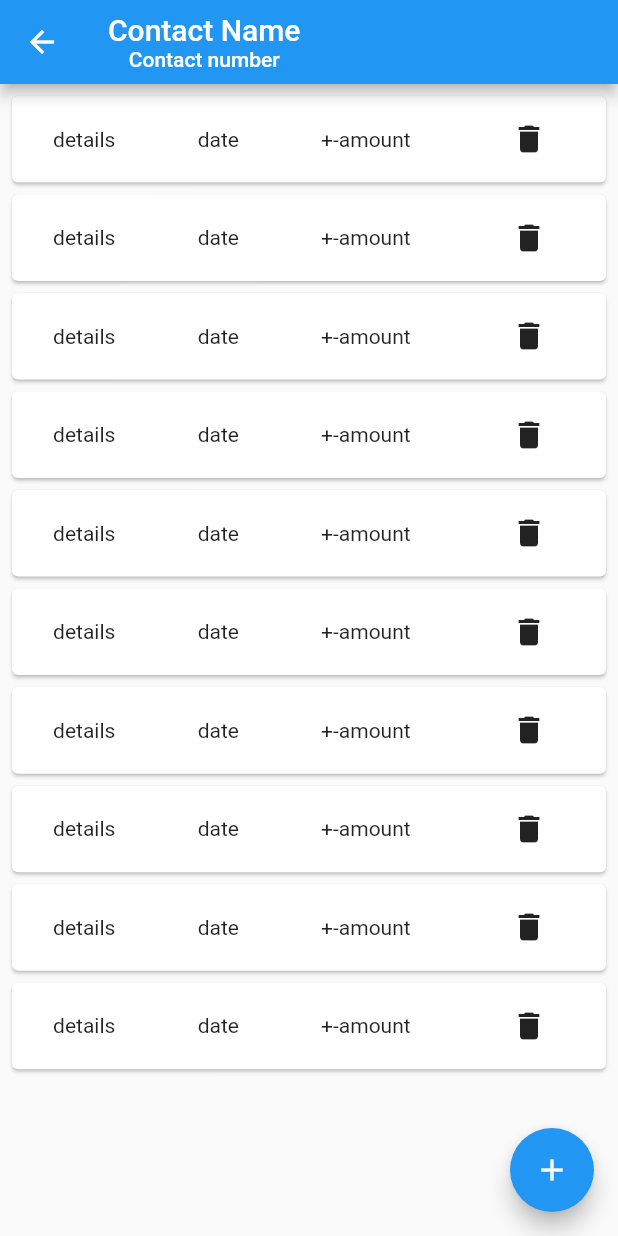
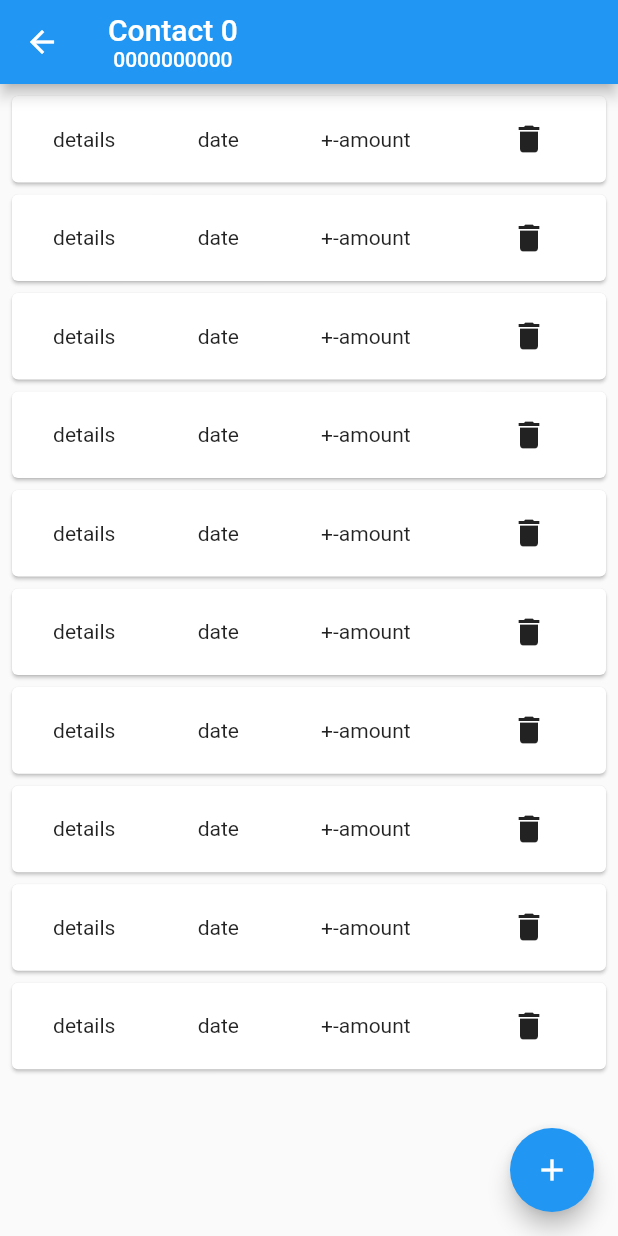
Before and after one commit to v-pat/lend_logs, a Flutter app: the screen it shows after launch, after a tap on an icon or button, on a phone screen of 412 x 824 dp. Run offline on Flutter 3.47's test engine with Material 2 defaults, Android fonts, the phone set to English and light mode, and no system bars.

```diff
--- a/lib/homePage.dart
+++ b/lib/homePage.dart
@@ -27,7 +27,7 @@ class _HomePageState extends State<HomePage> {
                     subtitle: Text(index.toString()+"000000000"),
                     trailing: Text("amount"),
                     onTap: () => {
-                      Navigator.of(context).push(new MaterialPageRoute(builder: (context) => new TransactionsPage())),
+                      Navigator.of(context).push(new MaterialPageRoute(builder: (context) => new TransactionsPage("Contact "+index.toString(),index.toString()+"000000000"))),
                     },
                   );
                 }
@@ -36,7 +36,15 @@ class _HomePageState extends State<HomePage> {
           ]
         )
       ,),
+      floatingActionButton: FloatingActionButton(
+        child: Icon(
+          Icons.add,
+          color: Colors.white,
+        ),
+        onPressed: () {
 
+        }
+      )
     );
   }
 }
--- a/lib/transactions.dart
+++ b/lib/transactions.dart
@@ -2,14 +2,20 @@ import 'package:flutter/material.dart';
 import 'package:flutter/rendering.dart';
 
 class TransactionsPage extends StatefulWidget {
+  final String contactName;
+  final String contactNumber;
+  TransactionsPage(this.contactName,this.contactNumber);
   @override
-  State<TransactionsPage> createState() => _TransactionsPageState();
+  State<TransactionsPage> createState() => _TransactionsPageState(this.contactName,this.contactNumber);
 }
 
 class _TransactionsPageState extends State<TransactionsPage> {
   final _formKey = GlobalKey<FormState>();
   var transactionTypes = ["Paid", "Recieved"];
   String _chosenValue = "123";
+  final String contactName;
+  final String contactNumber;
+  _TransactionsPageState(this.contactName,this.contactNumber);
   @override
   Widget build(BuildContext context) {
     return Scaffold(
@@ -19,9 +25,9 @@ class _TransactionsPageState extends State<TransactionsPage> {
         crossAxisAlignment: CrossAxisAlignment.center,
         children: [
           Text(
-            "Contact Name",
+            this.contactName,
           ),
-          Text("Contact number", style: TextStyle(fontSize: 14.0)),
+          Text(this.contactNumber, style: TextStyle(fontSize: 14.0)),
         ],
       )),
       body: Padding(
@@ -69,7 +75,7 @@ class _TransactionsPageState extends State<TransactionsPage> {
                     padding: EdgeInsets.all(1.0),
                     child: Form(
                       key: _formKey,
-                      child: Column(
+                      child: SingleChildScrollView(child:Column(
                         mainAxisSize: MainAxisSize.min,
                         children: [
                           TextFormField(
@@ -113,7 +119,7 @@ class _TransactionsPageState extends State<TransactionsPage> {
                             ],
                           )
                         ],
-                      ),
+                      ),),
                     )),
               );
             },
--- a/pubspec.yaml
+++ b/pubspec.yaml
@@ -36,6 +36,9 @@ dependencies:
   # The following adds the Cupertino Icons font to your application.
   # Use with the CupertinoIcons class for iOS style icons.
   cupertino_icons: ^1.0.2
+  contacts_service: ^0.6.3
+  sqflite:
+  path_provider:
 
 dev_dependencies:
   flutter_test:
```
Also changed, not shown: lib/dbHelper.dart (added, +27 -0 lines), 1 other file.
